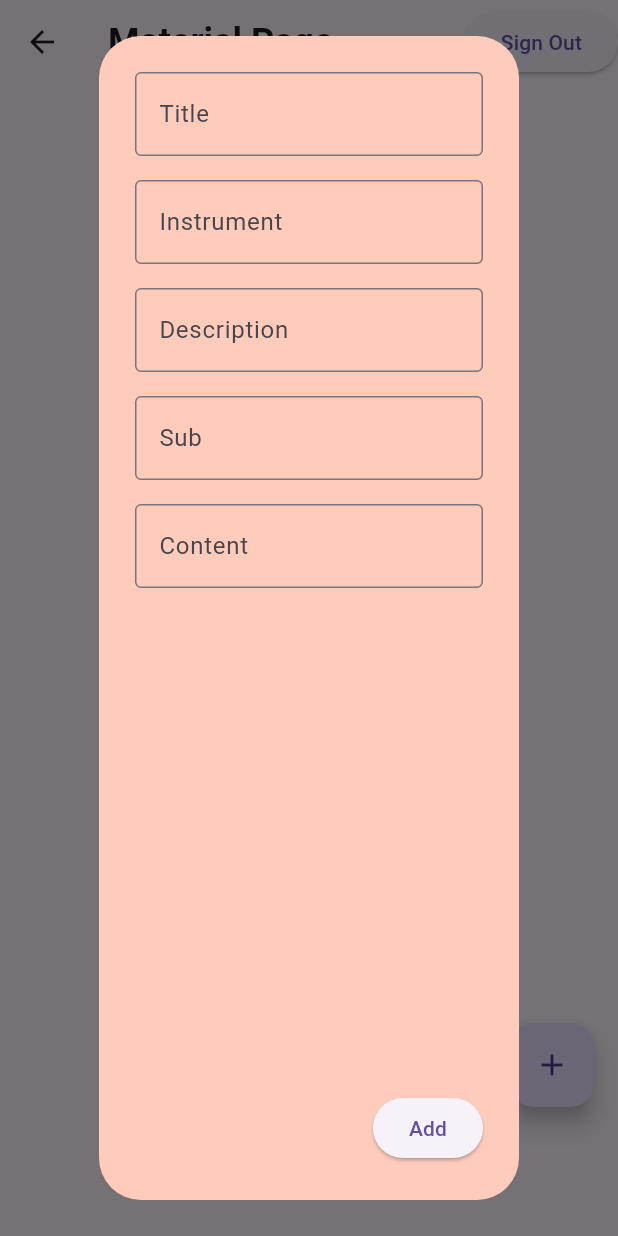
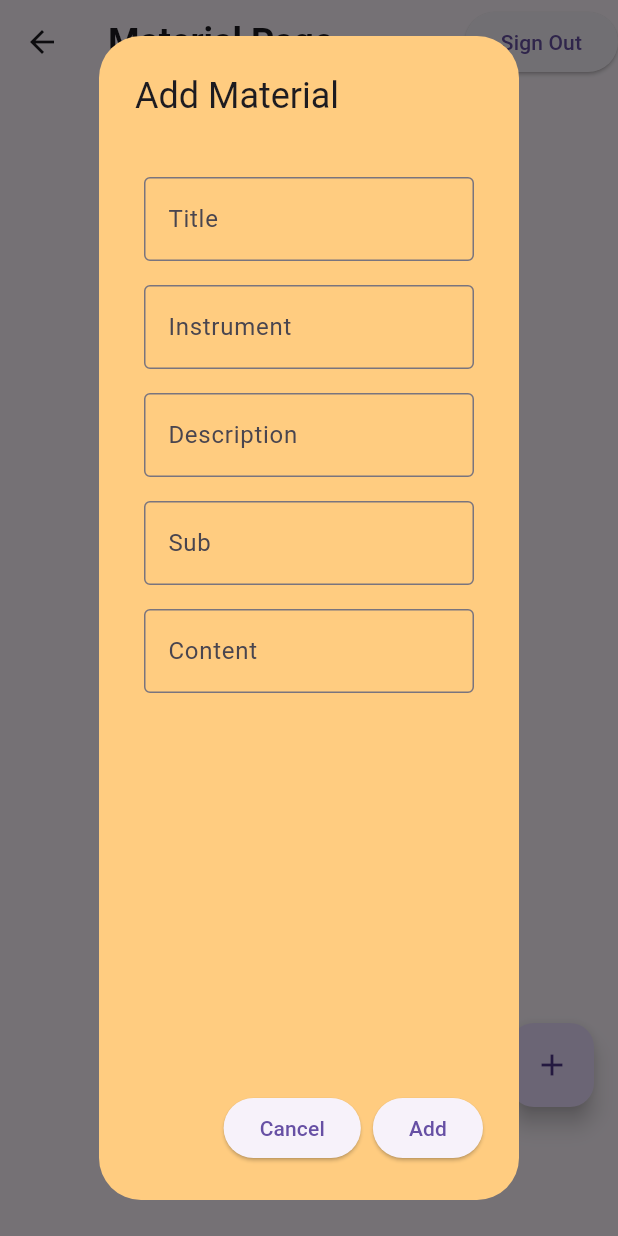
Before and after one commit to Rendy752/Mari-Bermusik, a Flutter app: the MaterialScreen screen opened directly, after a tap on the "add" icon, on a phone screen of 412 x 824 dp. Run offline on Flutter 3.47's test engine with Material 3 defaults, Android fonts, the phone set to English and light mode, and no system bars; our stand-ins replace cloud_firestore, firebase_auth, firebase_core, loading_animation_widget; accounts and stored records are empty.

Commit message:
FIX: modal

```diff
--- a/lib/main.dart
+++ b/lib/main.dart
@@ -5,7 +5,7 @@ import 'package:mari_bermusik/widget_tree.dart';
 import 'firebase_options.dart';
 // import 'package:mari_bermusik/firebase_options.dart';
 import 'package:mari_bermusik/pages/bottom_navbar.dart';
-import 'package:mari_bermusik/pages/home.dart';
+import 'package:mari_bermusik/pages/material.dart';
 import 'package:mari_bermusik/component/bottom_navbar.dart';
 import 'package:mari_bermusik/component/home_screen.dart';
 
--- a/lib/pages/material.dart
+++ b/lib/pages/material.dart
@@ -1,11 +1,12 @@
 import 'package:flutter/material.dart';
 import 'package:cloud_firestore/cloud_firestore.dart';
 import 'package:firebase_auth/firebase_auth.dart';
+import 'package:loading_animation_widget/loading_animation_widget.dart';
 import '../auth.dart';
 import 'package:mari_bermusik/services/firestore.dart';
 
 class MaterialScreen extends StatefulWidget {
-  const MaterialScreen({Key? key});
+  const MaterialScreen({Key? key}) : super(key: key);
 
   @override
   State<MaterialScreen> createState() => _MaterialScreenState();
@@ -13,55 +14,72 @@ class MaterialScreen extends StatefulWidget {
 
 class _MaterialScreenState extends State<MaterialScreen> {
   final FirestoreServices firestoreServices = FirestoreServices();
-  final TextEditingController title = TextEditingController();
-  final TextEditingController instrument = TextEditingController();
-  final TextEditingController description = TextEditingController();
-  final TextEditingController sub = TextEditingController();
-  final TextEditingController content = TextEditingController();
 
-  void openMaterialBox({String? id}) {
+  void openMaterialBox(
+      {String? id,
+      String? title,
+      String? description,
+      String? instrument,
+      String? sub,
+      String? content}) {
+    final TextEditingController titleController =
+        TextEditingController(text: title);
+    final TextEditingController instrumentController =
+        TextEditingController(text: instrument);
+    final TextEditingController descriptionController =
+        TextEditingController(text: description);
+    final TextEditingController subController =
+        TextEditingController(text: sub);
+    final TextEditingController contentController =
+        TextEditingController(text: content);
     showDialog(
       context: context,
       builder: (context) => AlertDialog(
+        title: Text(id == null ? 'Add Material' : 'Edit Material'),
         content: Column(
           children: [
-            _buildTextField('Title', title),
-            _buildTextField('Instrument', instrument),
-            _buildTextField('Description', description),
-            _buildTextField('Sub', sub),
-            _buildTextField('Content', content),
+            _buildTextField('Title', titleController),
+            _buildTextField('Instrument', instrumentController),
+            _buildTextField('Description', descriptionController),
+            _buildTextField('Sub', subController),
+            _buildTextField('Content', contentController),
           ],
         ),
         actions: [
           ElevatedButton(
             onPressed: () {
+              Navigator.pop(context);
+            },
+            child: const Text('Cancel'),
+          ),
+          ElevatedButton(
+            onPressed: () {
               if (id == null) {
                 firestoreServices.addMaterial(
-                  title.text,
-                  instrument.text,
-                  description.text,
-                  sub.text,
-                  content.text,
+                  titleController.text,
+                  instrumentController.text,
+                  descriptionController.text,
+                  subController.text,
+                  contentController.text,
                 );
-                title.clear();
               } else {
                 firestoreServices.updateMaterial(
                   id,
-                  title.text,
-                  instrument.text,
-                  description.text,
-                  sub.text,
-                  content.text,
+                  titleController.text,
+                  instrumentController.text,
+                  descriptionController.text,
+                  subController.text,
+                  contentController.text,
                 );
-                title.clear();
               }
               Navigator.pop(context);
             },
-            child: const Text('Add'),
+            child: Text(id == null ? 'Add' : 'Update'),
           )
         ],
         elevation: 24.0,
-        backgroundColor: Colors.deepOrange[100],
+        contentPadding: const EdgeInsets.all(30.0),
+        backgroundColor: Colors.orange[200],
       ),
     );
   }
@@ -129,7 +147,16 @@ class _MaterialScreenState extends State<MaterialScreen> {
         child: StreamBuilder<QuerySnapshot>(
           stream: firestoreServices.getMaterials(),
           builder: (context, snapshots) {
-            if (snapshots.hasData) {
+            if (snapshots.connectionState == ConnectionState.waiting) {
+              return Scaffold(
+                body: Center(
+                  child: LoadingAnimationWidget.inkDrop(
+                    color: Colors.orange,
+                    size: 200,
+                  ),
+                ),
+              );
+            } else if (snapshots.hasData) {
               List listMaterials = snapshots.data!.docs;
               return ListView.builder(
                 itemCount: listMaterials.length,
@@ -169,7 +196,13 @@ class _MaterialScreenState extends State<MaterialScreen> {
                         mainAxisSize: MainAxisSize.min,
                         children: [
                           IconButton(
-                            onPressed: () => openMaterialBox(id: id),
+                            onPressed: () => openMaterialBox(
+                                id: id,
+                                title: title,
+                                instrument: instrument,
+                                description: description,
+                                sub: sub,
+                                content: content),
                             icon: const Icon(Icons.edit),
                           ),
                           IconButton(
@@ -183,10 +216,17 @@ class _MaterialScreenState extends State<MaterialScreen> {
                   );
                 },
               );
+            } else if (!snapshots.hasData) {
+              return const Center(
+                child: Text(
+                  'Sorry, There Are No Material Data',
+                  style: TextStyle(fontSize: 16),
+                ),
+              );
             } else {
               return const Center(
                 child: Text(
-                  'There are no material data',
+                  'Something Went Wrong',
                   style: TextStyle(fontSize: 16),
                 ),
               );
--- a/pubspec.yaml
+++ b/pubspec.yaml
@@ -13,6 +13,7 @@ dependencies:
   firebase_core: ^2.24.2
   firebase_auth: ^4.16.0
   firebase_analytics: ^10.8.0
+  loading_animation_widget: ^1.0.0
 
 dev_dependencies:
   flutter_test:
```
Also changed, not shown: pubspec.lock.
